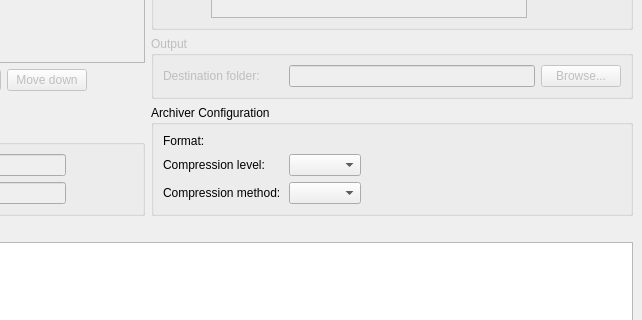
The window that packy/ui/main_window.ui (mnchapel/packy) describes before a commit, drawn with Qt 5; both pictures show x 346 to 988 and y 259 to 579 of the 988 by 763 pixel window.
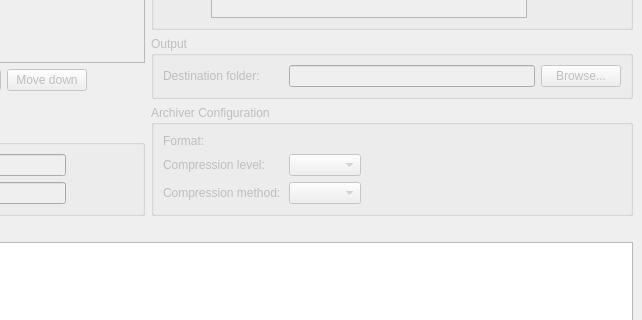
The same window after the commit. Icons and pictures are not drawn. Custom widgets are drawn as their Qt base class.

Commit message: Rewrite ui widgets for consistency

Diff of the .ui file:
```diff
--- a/packy/ui/main_window.ui
+++ b/packy/ui/main_window.ui
@@ -188,7 +188,7 @@
       <item>
        <widget class="QGroupBox" name="archiver_config">
         <property name="enabled">
-         <bool>true</bool>
+         <bool>false</bool>
         </property>
         <property name="title">
          <string>Archiver Configuration</string>
```
Left out of the diff: 12 changed lines with no effect on the pictures. The commit also changes 3 other files.
